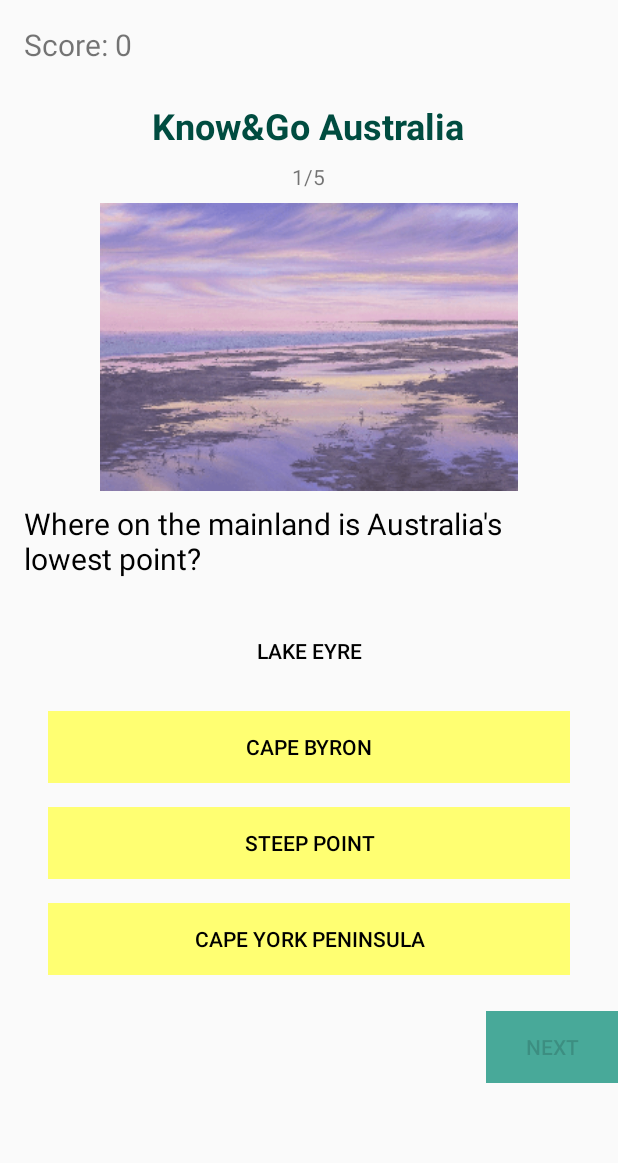
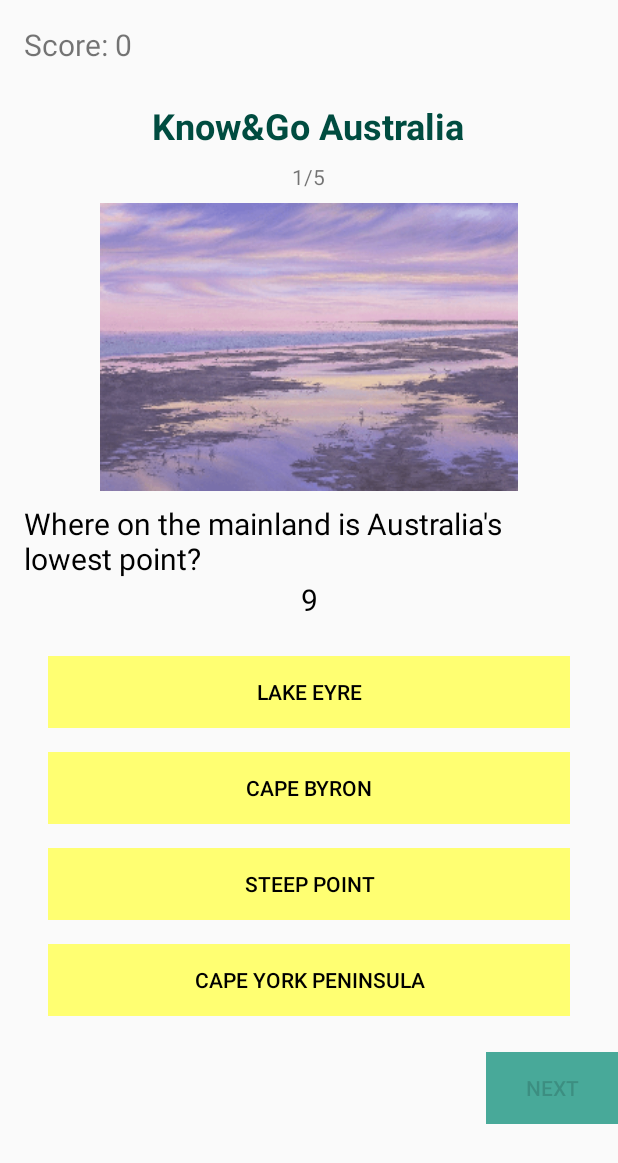
Before and after one commit to Anel-89/K-GoAU-Demo, an Android app: the QuizActivity screen opened directly, with no data from a screen before it, on a phone screen of 412 x 824 dp. Shown: the top 1163 px of the screen. Run offline under Robolectric (Android 15) with nearby library versions, the phone set to English and light mode, and no system bars.

Commit message:
new patches

```diff
--- a/app/src/main/java/com/lenamunir/knowgoaustralia/QuizActivity.java
+++ b/app/src/main/java/com/lenamunir/knowgoaustralia/QuizActivity.java
@@ -1,6 +1,7 @@
 package com.lenamunir.knowgoaustralia;
 
 import android.graphics.Color;
+import android.os.Handler;
 import android.support.v7.app.AppCompatActivity;
 import android.os.Bundle;
 import android.view.View;
@@ -15,7 +16,7 @@ import java.util.Arrays;
 import java.util.Collections;
 import java.util.List;
 
-public class QuizActivity extends AppCompatActivity{
+public class QuizActivity extends AppCompatActivity {
 
     private TextView mQuestionText;
     private ImageView mQuestionImage;
@@ -29,6 +30,7 @@ public class QuizActivity extends AppCompatActivity{
     private LinearLayout mDetailedAnswerView;
     private TextView mFact;
     private TextView mScoreTextView;
+    private TextView mCountView;
     private RatingBar mRatingBar;
 
 
@@ -39,14 +41,20 @@ public class QuizActivity extends AppCompatActivity{
     private int mScore;
     private boolean mIsAnswered;
     private int mCorrectAnswer;
+    private View myAnswerView;
+    private static int TIME_OUT = 10;
+    private int countDown;
+    private Handler mHandler;
 
     @Override
     protected void onCreate(Bundle savedInstanceState) {
         super.onCreate(savedInstanceState);
+        mHandler = new Handler();
         setContentView(R.layout.activity_quiz);
 
         mQuestionText = findViewById(R.id.question_text);
         mQuestionCount = findViewById(R.id.question_count);
+        mCountView = findViewById(R.id.count_down);
 
         mQuestionImage = findViewById(R.id.question_image);
 
@@ -59,7 +67,6 @@ public class QuizActivity extends AppCompatActivity{
         mFact = findViewById(R.id.answer_detail_view);
         mScoreTextView = findViewById(R.id.score);
         mRatingBar = findViewById(R.id.ratingBar);
-
 
 
         QuizDbHelper quizDbHelper = new QuizDbHelper(this);
@@ -77,34 +84,9 @@ public class QuizActivity extends AppCompatActivity{
             public void onClick(View view) {
 
                 updateQuestion();
-                }
+            }
         });
         mNextButton.setEnabled(false);
-
-
-
-        View.OnClickListener answerChecker = new View.OnClickListener() {
-            @Override
-            public void onClick(View view) {
-                if (view.getTag() != null && view.getTag().equals(mCorrectAnswer)) {
-                    view.setBackgroundColor(getResources().getColor(R.color.colorButtonCorrectAns));
-                    mDetailedAnswerView.setVisibility(View.VISIBLE);
-                    mRatingBar.setVisibility(View.VISIBLE);
-                    mNextButton.setEnabled(true);
-                    mScore++;
-                    mScoreTextView.setText("Score: " + mScore);
-
-
-                } else {
-                   view.setBackgroundColor(getResources().getColor(R.color.colorButtonWrongAns));
-
-                    }
-            }
-        };
-        mChoice1.setOnClickListener(answerChecker);
-        mChoice2.setOnClickListener(answerChecker);
-        mChoice3.setOnClickListener(answerChecker);
-        mChoice4.setOnClickListener(answerChecker);
 
         mRatingBar.setOnRatingBarChangeListener(new RatingBar.OnRatingBarChangeListener() {
             @Override
@@ -114,21 +96,120 @@ public class QuizActivity extends AppCompatActivity{
         });
 
 
+    }// onCreate() finishes here
 
-        }// onCreate() finishes here
+    private final Runnable timerRunnable = new Runnable() {
+        @Override
+        public void run() {
+            countDown--;
+            onTimerUpdate();
+            if (countDown != 0) {
+                startTimer();
+            } else {
+                onAnswerTimedOut();
+            }
+        }
+    };
+    View.OnClickListener answerChecker = new View.OnClickListener() {
+        @Override
+        public void onClick(View view) {
+            if (myAnswerView != null) {
+                // previous answer
+                if (myAnswerView == view) {
+                    // clicked on  same answer unselect it
+                    myAnswerView = null;
+                    view.setBackgroundColor(getResources().getColor(R.color.colorButtonDefault));
+                } else {
+                    // cliked on new answer
+                    myAnswerView.setBackgroundColor(getResources().getColor(R.color.colorButtonDefault));
+                    myAnswerView = view;
+                    myAnswerView.setBackgroundColor(getResources().getColor(R.color.colorButtonSelectedAns));
+                }
+            } else {
+                // no previous answer
+                myAnswerView = view;
+                myAnswerView.setBackgroundColor(getResources().getColor(R.color.colorButtonSelectedAns));
+            }
 
 
+        }
+    };
+
+    private void enableAnswering() {
+        mChoice1.setOnClickListener(answerChecker);
+        mChoice2.setOnClickListener(answerChecker);
+        mChoice3.setOnClickListener(answerChecker);
+        mChoice4.setOnClickListener(answerChecker);
+    }
+
+    private void disableAnswering() {
+        mChoice1.setOnClickListener(null);
+        mChoice2.setOnClickListener(null);
+        mChoice3.setOnClickListener(null);
+        mChoice4.setOnClickListener(null);
+
+    }
+
+    private void onAnswerTimedOut() {
+        disableAnswering();
+        checkAnswer();
+    }
+
+    private void startTimer() {
+        mHandler.postDelayed(timerRunnable, 1000);
+    }
+
+    private void stopTimer() {
+        mHandler.removeCallbacks(timerRunnable);
+    }
+
+    private void onTimerUpdate() {
+        mCountView.setText("" + countDown);
+    }
+
+    private void checkAnswer() {
+        if (myAnswerView != null) {
+            // has answer
+            if (myAnswerView.getTag() != null && myAnswerView.getTag().equals(mCorrectAnswer)) {
+                //correct answer
+                myAnswerView.setBackgroundColor(getResources().getColor(R.color.colorButtonCorrectAns));
+                mDetailedAnswerView.setVisibility(View.VISIBLE);
+                mRatingBar.setVisibility(View.VISIBLE);
+                mNextButton.setEnabled(true);
+                mScore++;
+                mScoreTextView.setText("Score: " + mScore);
+            } else {
+                // wrong answer
+                myAnswerView.setBackgroundColor(getResources().getColor(R.color.colorButtonWrongAns));
+                mDetailedAnswerView.setVisibility(View.VISIBLE);
+                mRatingBar.setVisibility(View.VISIBLE);
+                mNextButton.setEnabled(true);
+
+            }
+        } else {
+            //no answers selected
+            mDetailedAnswerView.setVisibility(View.VISIBLE);
+            mRatingBar.setVisibility(View.VISIBLE);
+            mNextButton.setEnabled(true);
+        }
+
+
+    }
+
     private void updateQuestion() {
-
-            if (mQuestCount < mTotalQuestions){
+        myAnswerView = null;
+        countDown = TIME_OUT;
+        if (mQuestCount < mTotalQuestions) {
             mCurrentQuestion = mQuestionList.get(mQuestCount);
 
-            mChoice1.setBackgroundColor(Color.TRANSPARENT); // try like this to bring back to default color
+            mChoice1.setBackgroundColor(getResources().getColor(R.color.colorSecondary)); // try like this to bring back to default color
             mChoice2.setBackgroundColor(getResources().getColor(R.color.colorSecondary));
             mChoice3.setBackgroundColor(getResources().getColor(R.color.colorSecondary));
             mChoice4.setBackgroundColor(getResources().getColor(R.color.colorSecondary));
 
-            mQuestionText.setText(mCurrentQuestion.getQText());
+            int qText = mCurrentQuestion.getQText();
+            CharSequence text = getText(qText);
+            mQuestionText.setText(text);
             mQuestionImage.setImageResource(mCurrentQuestion.getQImg());
             mChoice1.setText(mCurrentQuestion.getChoice1());
             mChoice2.setText(mCurrentQuestion.getChoice2());
@@ -150,16 +231,19 @@ public class QuizActivity extends AppCompatActivity{
             mRatingBar.setRating(0);
             mRatingBar.setVisibility(View.GONE);
 
+            onTimerUpdate();
+            startTimer();
+            enableAnswering();
 
-        }else{
-                if (mQuestCount == mTotalQuestions){
-                    mNextButton.setText(R.string.finish_bttn);
-                }
-          finishQuiz();
+        } else {
+            if (mQuestCount == mTotalQuestions) {
+                mNextButton.setText(R.string.finish_bttn);
+            }
+            finishQuiz();
         }
     }
 
-   private void finishQuiz(){
+    private void finishQuiz() {
         finish();
     }
 }
--- a/app/src/main/res/layout-land/activity_quiz.xml
+++ b/app/src/main/res/layout-land/activity_quiz.xml
@@ -48,10 +48,10 @@
                 android:layout_width="match_parent"
                 android:layout_height="200dp"
                 android:layout_gravity="center_horizontal"
+                android:contentDescription="TODO"
                 android:paddingBottom="8dp"
                 android:scaleType="fitCenter"
-                android:visibility="visible"
-                android:contentDescription="TODO" />
+                android:visibility="visible" />
 
             <TextView
                 android:id="@+id/question_text"
@@ -62,6 +62,17 @@
                 android:textColor="#000"
                 android:textSize="20sp"
                 tools:text="Question Text Goes Here" />
+
+            <TextView
+                android:id="@+id/count_down"
+                android:layout_width="match_parent"
+                android:layout_height="wrap_content"
+                android:paddingLeft="16dp"
+                android:paddingRight="16dp"
+                android:textAlignment="center"
+                android:textColor="#000"
+                android:textSize="20sp"
+                tools:text="4" />
 
             <LinearLayout
                 android:layout_width="match_parent"
@@ -77,28 +88,28 @@
                     android:layout_width="match_parent"
                     android:layout_height="wrap_content"
                     android:layout_margin="8dp"
-                    android:theme="@style/PrimaryFlatButton"/>
+                    android:theme="@style/PrimaryFlatButton" />
 
                 <Button
                     android:id="@+id/bttn_ans_b"
                     android:layout_width="match_parent"
                     android:layout_height="wrap_content"
                     android:layout_margin="8dp"
-                    android:theme="@style/PrimaryFlatButton"/>
+                    android:theme="@style/PrimaryFlatButton" />
 
                 <Button
                     android:id="@+id/bttn_ans_c"
                     android:layout_width="match_parent"
                     android:layout_height="wrap_content"
                     android:layout_margin="8dp"
-                    android:theme="@style/PrimaryFlatButton"/>
+                    android:theme="@style/PrimaryFlatButton" />
 
                 <Button
                     android:id="@+id/bttn_ans_d"
                     android:layout_width="match_parent"
                     android:layout_height="wrap_content"
                     android:layout_margin="8dp"
-                    android:theme="@style/PrimaryFlatButton"/>
+                    android:theme="@style/PrimaryFlatButton" />
 
             </LinearLayout>
 
@@ -108,10 +119,10 @@
                 android:layout_height="wrap_content"
                 android:layout_gravity="start"
                 android:orientation="vertical"
+                android:paddingStart="16dp"
+                android:paddingLeft="16dp"
                 android:paddingEnd="16dp"
-                android:paddingLeft="16dp"
-                android:paddingRight="16dp"
-                android:paddingStart="16dp">
+                android:paddingRight="16dp">
 
                 <TextView
                     android:layout_width="match_parent"
@@ -126,9 +137,9 @@
                     android:layout_width="match_parent"
                     android:layout_height="wrap_content"
                     android:gravity="bottom"
-                    android:paddingBottom="8dp"
                     android:paddingLeft="8dp"
                     android:paddingRight="8dp"
+                    android:paddingBottom="8dp"
                     android:textColor="#000"
                     android:textSize="16sp"
                     tools:text="some text" />
@@ -142,8 +153,7 @@
                 android:layout_gravity="center_horizontal"
                 android:numStars="5"
                 android:rating="0"
-                android:stepSize="1"
-                />
+                android:stepSize="1" />
 
 
             <Button
@@ -152,8 +162,7 @@
                 android:layout_height="wrap_content"
                 android:layout_gravity="end"
                 android:text="@string/next_bttn"
-                android:theme="@style/PrimaryFlatButton"
-                />
+                android:theme="@style/PrimaryFlatButton" />
         </LinearLayout>
 
 
--- a/app/src/main/res/layout/activity_quiz.xml
+++ b/app/src/main/res/layout/activity_quiz.xml
@@ -62,6 +62,16 @@
                 android:textSize="20sp"
                 tools:text="Question Text Goes Here" />
 
+            <TextView
+                android:id="@+id/count_down"
+                android:layout_width="match_parent"
+                android:layout_height="wrap_content"
+                android:paddingLeft="16dp"
+                android:paddingRight="16dp"
+                android:textAlignment="center"
+                android:textColor="#000"
+                android:textSize="20sp"
+                tools:text="4" />
             <LinearLayout
                 android:layout_width="match_parent"
                 android:layout_height="wrap_content"
--- a/app/src/main/res/values/colors.xml
+++ b/app/src/main/res/values/colors.xml
@@ -8,6 +8,7 @@
 
     <color name="colorButtonWrongAns">#F44336</color>
     <color name="colorButtonCorrectAns">#1DE9B6</color>
+    <color name="colorButtonSelectedAns">#0087FF</color>
     <color name="colorButtonDefault">#FFB300</color>
     <color name="colorText">#000000</color>
 
```
